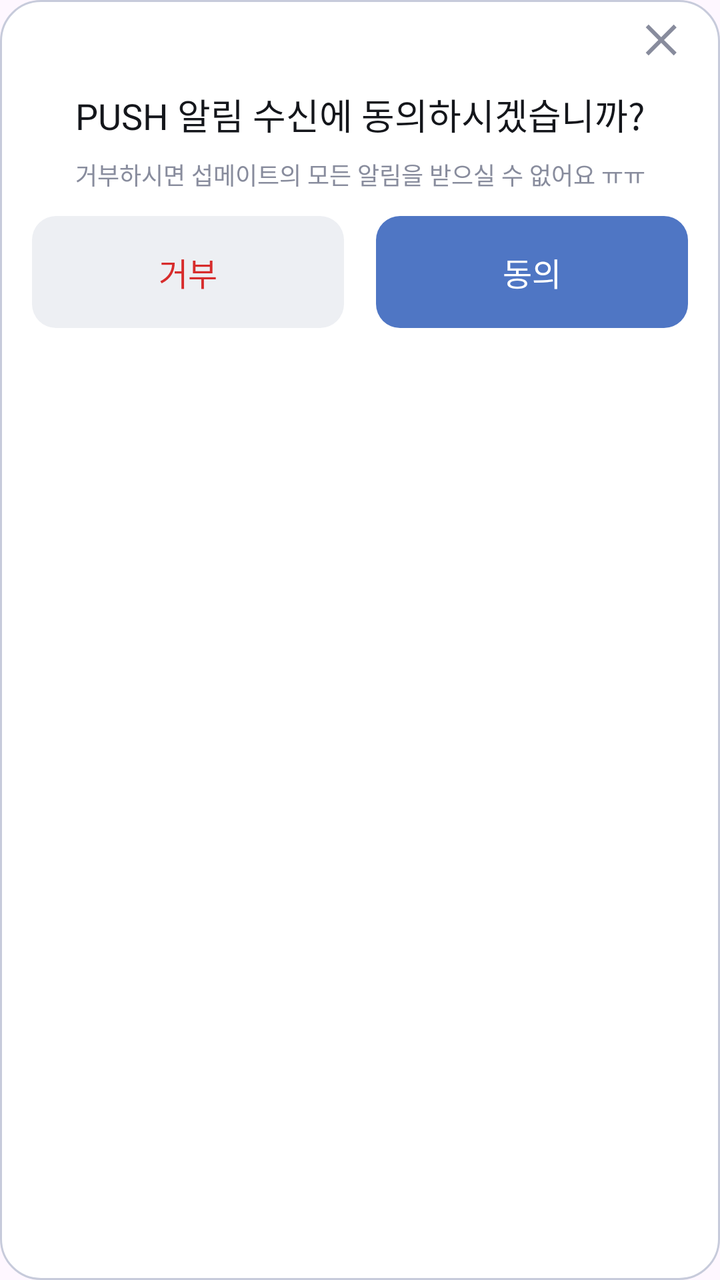
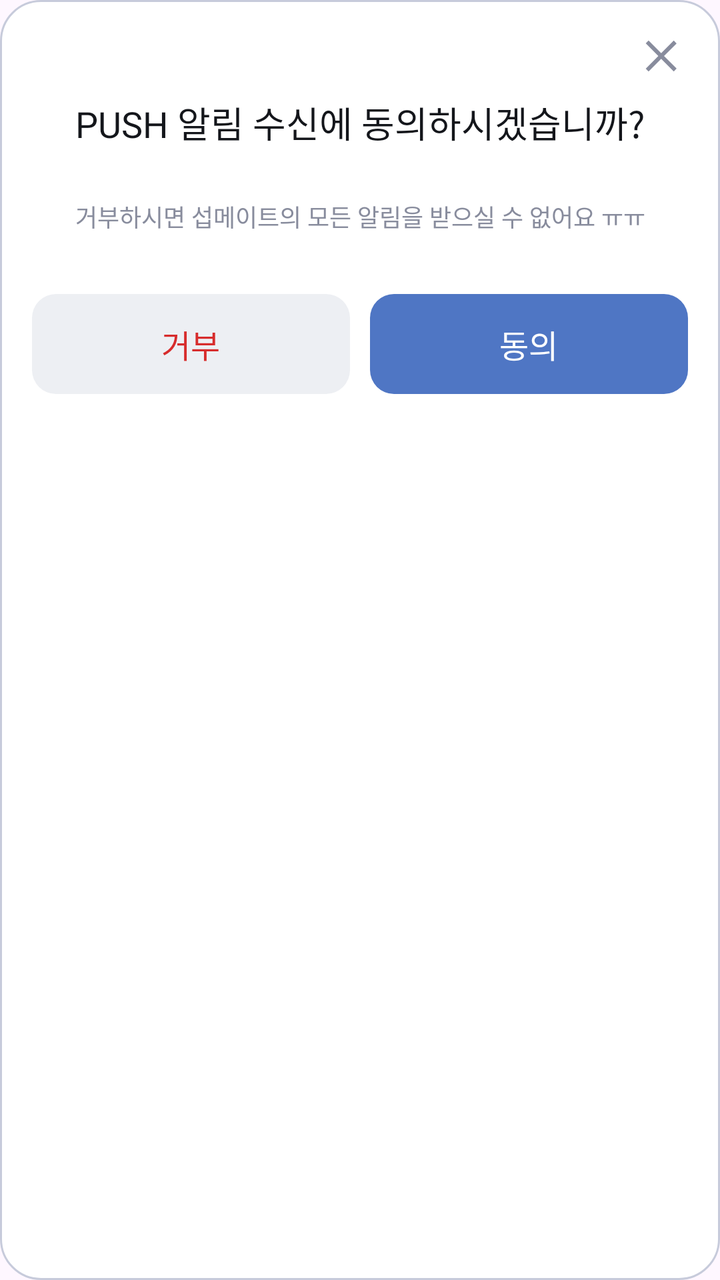

An Android layout rendered at two revisions. The XML below is the earlier revision; the diff shows what the commit changed to produce the second picture.
<!-- AndroidManifest.xml: application theme Theme.Submate -->
<!-- res/layout/modal_push.xml -->
<?xml version="1.0" encoding="utf-8"?>
<LinearLayout xmlns:android="http://schemas.android.com/apk/res/android" android:layout_width="380dp" android:layout_height="200dp" android:background="@drawable/bg_modal" android:gravity="center_horizontal" android:orientation="vertical" android:paddingStart="16dp" android:paddingEnd="16dp">
    <ImageView android:id="@+id/modal_close" android:layout_width="24dp" android:layout_height="24dp" android:layout_gravity="end" android:layout_marginTop="8dp" android:contentDescription="닫기" android:clickable="true" android:focusable="true" android:src="@drawable/ic_modal_close" />
    <TextView android:layout_width="match_parent" android:layout_height="wrap_content" android:layout_marginTop="12dp" android:text="PUSH 알림 수신에 동의하시겠습니까?" android:textColor="@color/appblack" android:gravity="center" style="@style/typo_body_m1" />
    <TextView android:layout_width="match_parent" android:layout_height="wrap_content" android:layout_marginTop="8dp" android:gravity="center" android:text="거부하시면 섭메이트의 모든 알림을 받으실 수 없어요 ㅠㅠ" android:textColor="@color/gray500" style="@style/typo_cap_r1" />
    <LinearLayout android:layout_width="match_parent" android:layout_height="56dp" android:layout_marginTop="12dp" android:orientation="horizontal">
        <TextView android:id="@+id/modal_reject" android:layout_width="0dp" android:layout_height="match_parent" android:layout_weight="1" android:background="@drawable/bg_modal_reject" android:clickable="true" android:focusable="true" android:gravity="center" android:text="거부" android:textColor="@color/error800" style="@style/typo_body_b2" />
        <Space android:layout_width="16dp" android:layout_height="match_parent" />
        <TextView android:id="@+id/modal_agree" android:layout_width="0dp" android:layout_height="match_parent" android:layout_weight="1" android:background="@drawable/bg_modal_agree" android:clickable="true" android:focusable="true" android:gravity="center" android:text="동의" android:textColor="@color/appwhite" style="@style/typo_body_b2" />
    </LinearLayout>
</LinearLayout>
<!-- resources referenced by this layout -->
<resources>
  <color name="appblack">#14161B</color>
  <color name="appwhite">#FFFFFF</color>
  <color name="error800">#D72C2C</color>
  <color name="gray500">#888C9D</color>
  <!-- drawable bg_modal (drawable) -->
  <?xml version="1.0" encoding="utf-8"?>
  <shape xmlns:android="http://schemas.android.com/apk/res/android" android:shape="rectangle">
      <solid android:color="@color/appwhite" />
      <stroke android:width="1dp" android:color="@color/gray300" />
      <corners android:radius="20dp" />
  </shape>
  <!-- drawable bg_modal_agree (drawable) -->
  <?xml version="1.0" encoding="utf-8"?>
  <shape xmlns:android="http://schemas.android.com/apk/res/android" android:shape="rectangle">
      <solid android:color="@color/pri700" />
      <corners android:radius="12dp" />
  </shape>
  <!-- drawable bg_modal_reject (drawable) -->
  <?xml version="1.0" encoding="utf-8"?>
  <shape xmlns:android="http://schemas.android.com/apk/res/android" android:shape="rectangle">
      <solid android:color="@color/gray100" />
      <corners android:radius="12dp" />
  </shape>
  <!-- drawable ic_modal_close (drawable) -->
  <?xml version="1.0" encoding="utf-8"?>
  <vector xmlns:android="http://schemas.android.com/apk/res/android" android:width="24dp" android:height="24dp" android:viewportWidth="24" android:viewportHeight="24">
      <path android:fillColor="@color/gray500" android:pathData="M18.3,5.71L12,12l6.3,6.29 -1.41,1.42L10.59,13.41 4.29,19.71 2.88,18.3 9.17,12 2.88,5.7 4.29,4.29 10.59,10.59 16.89,4.29z" />
  </vector>
  <style name="typo_body_b2"><item name="android:fontFamily">@font/pretendard_bold</item><item name="android:textSize">16sp</item></style>
  <style name="typo_body_m1"><item name="android:fontFamily">@font/pretendard_medium</item><item name="android:textSize">18sp</item></style>
  <style name="typo_cap_r1"><item name="android:fontFamily">@font/pretendard_regular</item><item name="android:textSize">12sp</item></style>
  <style name="Theme.Submate" parent="Base.Theme.Submate" />
  <color name="gray300">#C7CBDB</color>
  <color name="pri700">#4F76C4</color>
  <color name="gray100">#EDEFF3</color>
  <style name="Base.Theme.Submate" parent="Theme.Material3.DayNight.NoActionBar">
          
          
      </style>
</resources>

<!-- the commit's change to res/layout/modal_push.xml (unified diff, before → after) -->
@@ -1,11 +1,11 @@
 <?xml version="1.0" encoding="utf-8"?>
-<LinearLayout xmlns:android="http://schemas.android.com/apk/res/android" android:layout_width="380dp" android:layout_height="200dp" android:background="@drawable/bg_modal" android:gravity="center_horizontal" android:orientation="vertical" android:paddingStart="16dp" android:paddingEnd="16dp">
-    <ImageView android:id="@+id/modal_close" android:layout_width="24dp" android:layout_height="24dp" android:layout_gravity="end" android:layout_marginTop="8dp" android:contentDescription="닫기" android:clickable="true" android:focusable="true" android:src="@drawable/ic_modal_close" />
-    <TextView android:layout_width="match_parent" android:layout_height="wrap_content" android:layout_marginTop="12dp" android:text="PUSH 알림 수신에 동의하시겠습니까?" android:textColor="@color/appblack" android:gravity="center" style="@style/typo_body_m1" />
-    <TextView android:layout_width="match_parent" android:layout_height="wrap_content" android:layout_marginTop="8dp" android:gravity="center" android:text="거부하시면 섭메이트의 모든 알림을 받으실 수 없어요 ㅠㅠ" android:textColor="@color/gray500" style="@style/typo_cap_r1" />
-    <LinearLayout android:layout_width="match_parent" android:layout_height="56dp" android:layout_marginTop="12dp" android:orientation="horizontal">
+<LinearLayout xmlns:android="http://schemas.android.com/apk/res/android" android:layout_width="380dp" android:layout_height="235dp" android:background="@drawable/bg_modal" android:gravity="center_horizontal" android:orientation="vertical" android:paddingStart="16dp" android:paddingEnd="16dp" android:paddingBottom="30dp">
+    <ImageView android:id="@+id/modal_close" android:layout_width="24dp" android:layout_height="24dp" android:layout_gravity="end" android:layout_marginTop="16dp" android:contentDescription="닫기" android:clickable="true" android:focusable="true" android:src="@drawable/ic_modal_close" />
+    <TextView android:layout_width="match_parent" android:layout_height="wrap_content" android:layout_marginTop="8dp" android:text="PUSH 알림 수신에 동의하시겠습니까?" android:textColor="@color/appblack" android:gravity="center" style="@style/typo_body_m1" />
+    <TextView android:layout_width="match_parent" android:layout_height="wrap_content" android:layout_marginTop="25dp" android:gravity="center" android:text="거부하시면 섭메이트의 모든 알림을 받으실 수 없어요 ㅠㅠ" android:textColor="@color/gray500" style="@style/typo_cap_r1" />
+    <LinearLayout android:layout_width="match_parent" android:layout_height="50dp" android:layout_marginTop="30dp" android:orientation="horizontal">
         <TextView android:id="@+id/modal_reject" android:layout_width="0dp" android:layout_height="match_parent" android:layout_weight="1" android:background="@drawable/bg_modal_reject" android:clickable="true" android:focusable="true" android:gravity="center" android:text="거부" android:textColor="@color/error800" style="@style/typo_body_b2" />
-        <Space android:layout_width="16dp" android:layout_height="match_parent" />
+        <Space android:layout_width="10dp" android:layout_height="match_parent" />
         <TextView android:id="@+id/modal_agree" android:layout_width="0dp" android:layout_height="match_parent" android:layout_weight="1" android:background="@drawable/bg_modal_agree" android:clickable="true" android:focusable="true" android:gravity="center" android:text="동의" android:textColor="@color/appwhite" style="@style/typo_body_b2" />
     </LinearLayout>
 </LinearLayout>
